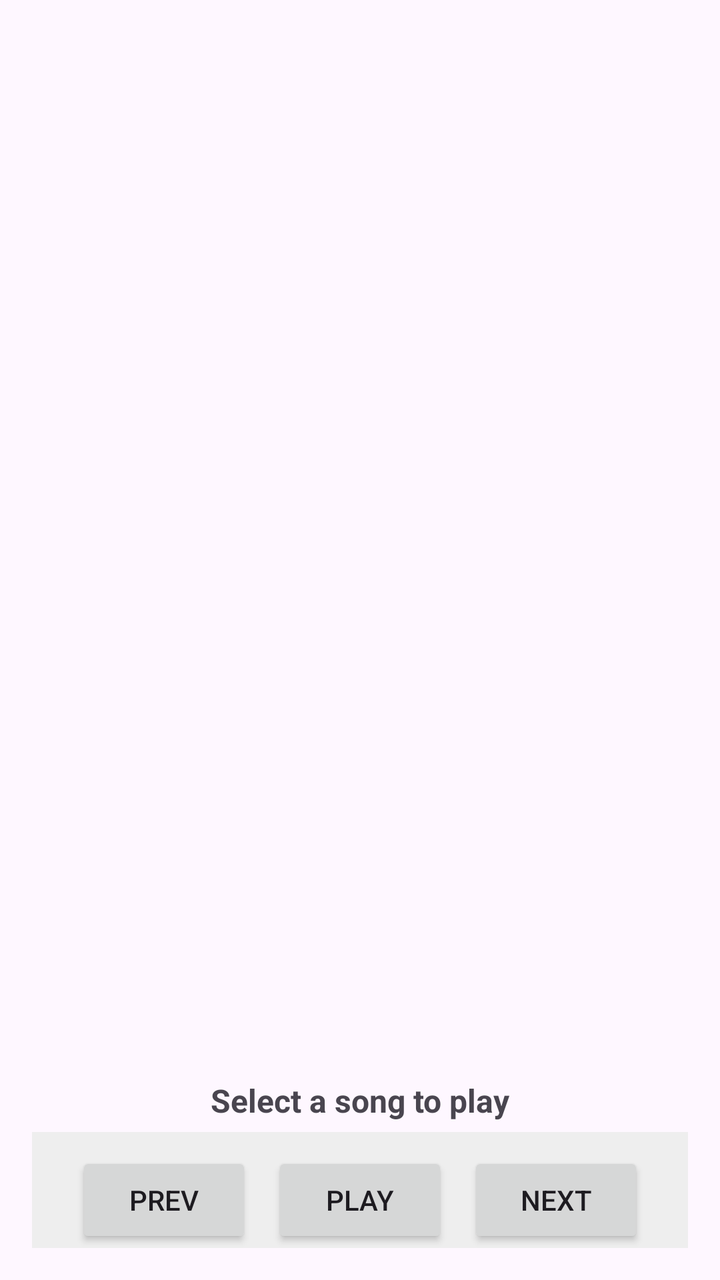
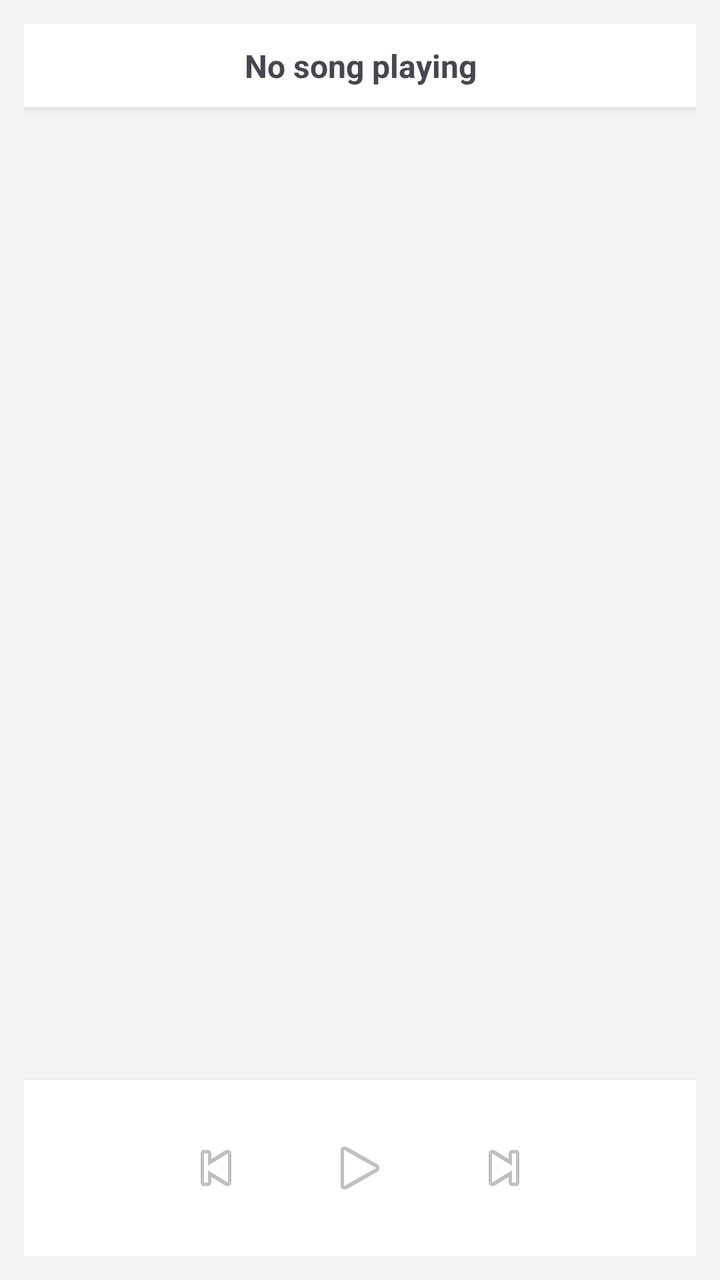

Screens rendered from an Android XML layout before and after an edit, with the pre-edit source and the edit as a unified diff.
<!-- AndroidManifest.xml: application theme Theme.PlayBox -->
<!-- res/layout/activity_main.xml -->
<?xml version="1.0" encoding="utf-8"?>
<RelativeLayout xmlns:android="http://schemas.android.com/apk/res/android"
    android:layout_width="match_parent"
    android:layout_height="match_parent"
    android:padding="16dp">

    <ListView
        android:id="@+id/songListView"
        android:layout_width="match_parent"
        android:layout_height="match_parent"
        android:layout_above="@id/controlsLayout"
        android:divider="@android:color/darker_gray"
        android:dividerHeight="1dp"/>

    <LinearLayout
        android:id="@+id/controlsLayout"
        android:layout_width="match_parent"
        android:layout_height="wrap_content"
        android:layout_alignParentBottom="true"
        android:gravity="center"
        android:orientation="horizontal"
        android:paddingTop="10dp"
        android:background="#EEEEEE">

        <Button
            android:id="@+id/btnPrev"
            android:layout_width="wrap_content"
            android:layout_height="wrap_content"
            android:text="Prev" />

        <Button
            android:id="@+id/btnPlay"
            android:layout_width="wrap_content"
            android:layout_height="wrap_content"
            android:layout_marginLeft="10dp"
            android:layout_marginRight="10dp"
            android:text="Play" />

        <Button
            android:id="@+id/btnNext"
            android:layout_width="wrap_content"
            android:layout_height="wrap_content"
            android:text="Next" />
    </LinearLayout>

    <TextView
        android:id="@+id/txtSongName"
        android:layout_width="match_parent"
        android:layout_height="wrap_content"
        android:layout_above="@id/controlsLayout"
        android:gravity="center"
        android:textStyle="bold"
        android:textSize="16sp"
        android:padding="5dp"
        android:text="Select a song to play" />

</RelativeLayout>
<!-- resources referenced by this layout -->
<resources>
  <style name="Theme.PlayBox" parent="Base.Theme.PlayBox" />
  <style name="Base.Theme.PlayBox" parent="Theme.Material3.DayNight.NoActionBar">
          
          
      </style>
</resources>

<!-- the commit's change to res/layout/activity_main.xml (unified diff, before → after) -->
@@ -1,57 +1,69 @@
 <?xml version="1.0" encoding="utf-8"?>
-<RelativeLayout xmlns:android="http://schemas.android.com/apk/res/android"
+<LinearLayout xmlns:android="http://schemas.android.com/apk/res/android"
     android:layout_width="match_parent"
     android:layout_height="match_parent"
-    android:padding="16dp">
+    android:orientation="vertical"
+    android:background="#F5F5F5"
+    android:padding="12dp">
 
+    
+    <TextView
+        android:id="@+id/txtSongName"
+        android:layout_width="match_parent"
+        android:layout_height="wrap_content"
+        android:text="No song playing"
+        android:textSize="16sp"
+        android:textStyle="bold"
+        android:gravity="center"
+        android:padding="10dp"
+        android:background="#FFFFFF"
+        android:elevation="4dp" />
+
+    
     <ListView
         android:id="@+id/songListView"
         android:layout_width="match_parent"
-        android:layout_height="match_parent"
-        android:layout_above="@id/controlsLayout"
-        android:divider="@android:color/darker_gray"
-        android:dividerHeight="1dp"/>
+        android:layout_height="0dp"
+        android:layout_weight="1"
+        android:divider="@android:color/transparent"
+        android:dividerHeight="8dp"
+        android:paddingTop="8dp" />
 
+    
     <LinearLayout
         android:id="@+id/controlsLayout"
         android:layout_width="match_parent"
         android:layout_height="wrap_content"
-        android:layout_alignParentBottom="true"
+        android:orientation="horizontal"
         android:gravity="center"
-        android:orientation="horizontal"
-        android:paddingTop="10dp"
-        android:background="#EEEEEE">
+        android:padding="12dp"
+        android:background="#FFFFFF"
+        android:elevation="6dp">
 
-        <Button
+        <ImageButton
             android:id="@+id/btnPrev"
-            android:layout_width="wrap_content"
-            android:layout_height="wrap_content"
-            android:text="Prev" />
+            android:layout_width="48dp"
+            android:layout_height="48dp"
+            android:background="?attr/selectableItemBackgroundBorderless"
+            android:src="@android:drawable/ic_media_previous"
+            android:contentDescription="Previous" />
 
-        <Button
+        <ImageButton
             android:id="@+id/btnPlay"
-            android:layout_width="wrap_content"
-            android:layout_height="wrap_content"
-            android:layout_marginLeft="10dp"
-            android:layout_marginRight="10dp"
-            android:text="Play" />
+            android:layout_width="64dp"
+            android:layout_height="64dp"
+            android:layout_marginHorizontal="16dp"
+            android:background="?attr/selectableItemBackgroundBorderless"
+            android:src="@android:drawable/ic_media_play"
+            android:contentDescription="Play" />
 
-        <Button
+        <ImageButton
             android:id="@+id/btnNext"
-            android:layout_width="wrap_content"
-            android:layout_height="wrap_content"
-            android:text="Next" />
+            android:layout_width="48dp"
+            android:layout_height="48dp"
+            android:background="?attr/selectableItemBackgroundBorderless"
+            android:src="@android:drawable/ic_media_next"
+            android:contentDescription="Next" />
     </LinearLayout>
 
-    <TextView
-        android:id="@+id/txtSongName"
-        android:layout_width="match_parent"
-        android:layout_height="wrap_content"
-        android:layout_above="@id/controlsLayout"
-        android:gravity="center"
-        android:textStyle="bold"
-        android:textSize="16sp"
-        android:padding="5dp"
-        android:text="Select a song to play" />
-
-</RelativeLayout>
+</LinearLayout>
